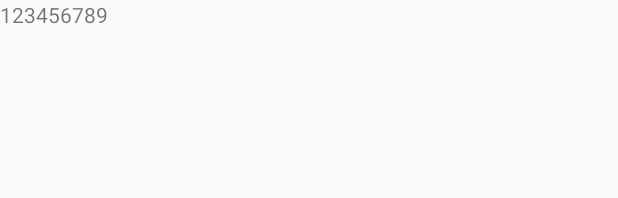
After one commit to teddy0710/Latte, an Android app: the layout delegate_example.xml on its own in the app's theme, with its tools: preview values and no code run, on a phone screen of 412 x 824 dp. The commit adds this screen. Shown: the top 198 px of the screen. Run offline under Robolectric (Android 15) with nearby library versions, the phone set to English and light mode, and no system bars.

Commit message:
4.1 单Activity界面架构验证

```diff
--- a/example/build.gradle
+++ b/example/build.gradle
@@ -23,9 +23,10 @@ dependencies {
     androidTestCompile('com.android.support.test.espresso:espresso-core:2.2.2', {
         exclude group: 'com.android.support', module: 'support-annotations'
     })
-    compile 'com.android.support:appcompat-v7:26.+'
     compile fileTree(include: ['*.jar'], dir: 'libs')
     compile project(':latte-ec')
     annotationProcessor project(':latte-compiler')
+    compile 'com.android.support:appcompat-v7:26.+'
+    compile 'com.android.support.constraint:constraint-layout:1.0.2'
     testCompile 'junit:junit:4.12'
 }
--- a/example/src/main/AndroidManifest.xml
+++ b/example/src/main/AndroidManifest.xml
@@ -10,7 +10,7 @@
         android:roundIcon="@mipmap/ic_launcher_round"
         android:supportsRtl="true"
         android:theme="@style/AppTheme">
-        <activity android:name=".MainActivity">
+        <activity android:name=".ExampleActivity">
             <intent-filter>
                 <action android:name="android.intent.action.MAIN" />
 
--- a/example/src/main/res/layout/activity_main.xml
+++ b/example/src/main/res/layout/activity_main.xml
@@ -4,7 +4,7 @@
     xmlns:tools="http://schemas.android.com/tools"
     android:layout_width="match_parent"
     android:layout_height="match_parent"
-    tools:context="com.example.teddy.festec.example.MainActivity">
+    tools:context="com.example.teddy.festec.example.ExampleActivity">
 
     <TextView
         android:layout_width="wrap_content"
--- /dev/null
+++ b/example/src/main/res/layout/delegate_example.xml
@@ -0,0 +1,9 @@
+<?xml version="1.0" encoding="utf-8"?>
+<LinearLayout xmlns:android="http://schemas.android.com/apk/res/android"
+    android:orientation="vertical" android:layout_width="match_parent"
+    android:layout_height="match_parent">
+<TextView
+    android:text="123456789"
+    android:layout_width="wrap_content"
+    android:layout_height="wrap_content" />
+</LinearLayout>
```
Also changed, not shown: example/src/main/java/com/example/teddy/festec/example/ExampleActivity.java (added, +19 -0 lines), example/src/main/java/com/example/teddy/festec/example/ExampleDelegate.java (added, +23 -0 lines), example/src/main/java/com/example/teddy/festec/example/MainActivity.java (deleted, +0 -17 lines), latte-core/src/main/java/com/example/latte/activities/ProxyActivity.java (+6 -2 lines), 2 other files.
